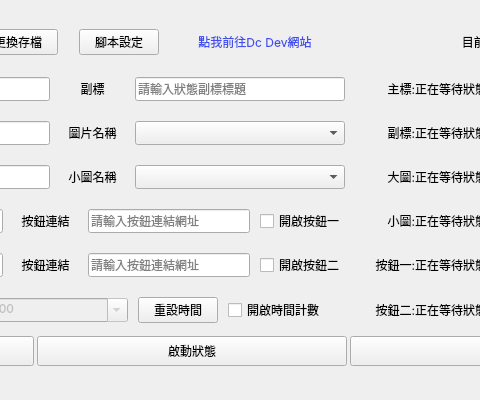
Qt form pyqt ui/main.ui (Evanlau1798/discord-RPC-editor) before a commit; both pictures show x 370 to 850 and y 0 to 400 of the 1065 by 400 pixel window.
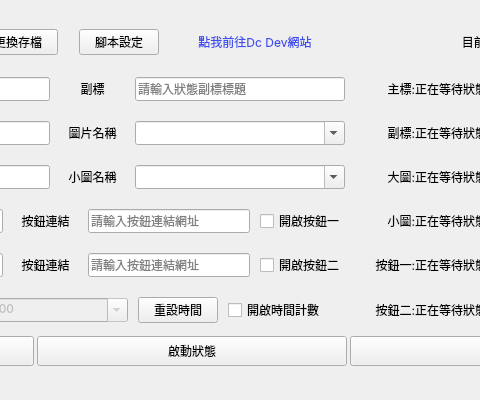
The same form after that commit. Icons and pictures are not drawn.

```diff
--- a/pyqt ui/main.ui
+++ b/pyqt ui/main.ui
@@ -566,6 +566,9 @@
               <height>16777215</height>
              </size>
             </property>
+            <property name="editable">
+             <bool>true</bool>
+            </property>
            </widget>
           </item>
          </layout>
@@ -864,6 +867,9 @@
               <height>16777215</height>
              </size>
             </property>
+            <property name="editable">
+             <bool>true</bool>
+            </property>
            </widget>
           </item>
           <item row="0" column="0">
```
